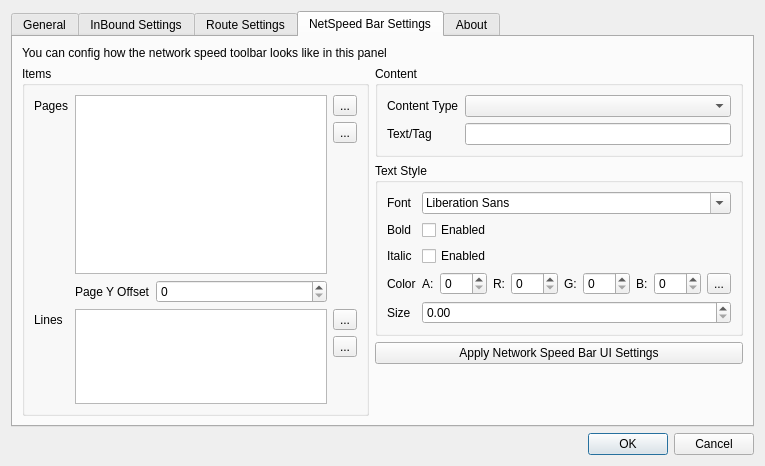
First picture: the form in src/ui/w_PrefrencesWindow.ui, repository darsvador/qvssr, before the edit.
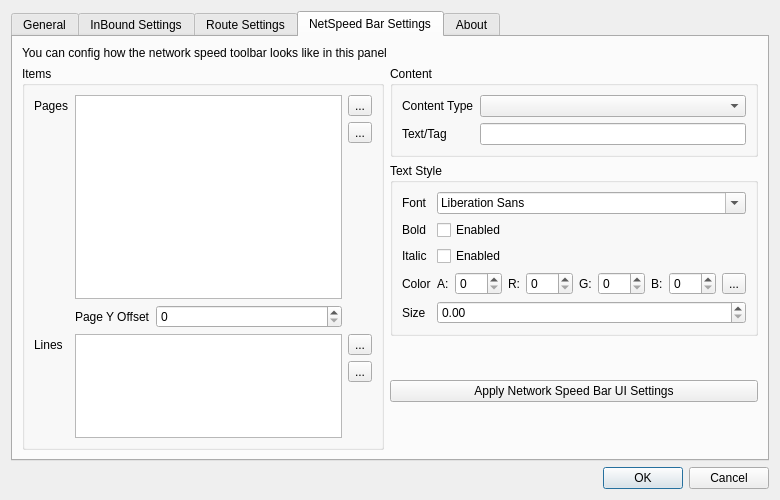
Second picture: the form after the edit. The open tabs and pages were chosen to show the change. Icons and pictures are not drawn.

Commit message: [add] Fixed an ugly ui in prefrences window, see #69

```diff
--- a/src/ui/w_PrefrencesWindow.ui
+++ b/src/ui/w_PrefrencesWindow.ui
@@ -6,14 +6,14 @@
    <rect>
     <x>0</x>
     <y>0</y>
-    <width>765</width>
-    <height>466</height>
+    <width>780</width>
+    <height>500</height>
    </rect>
   </property>
   <property name="minimumSize">
    <size>
-    <width>710</width>
-    <height>380</height>
+    <width>780</width>
+    <height>500</height>
    </size>
   </property>
   <property name="windowTitle">
@@ -664,6 +664,19 @@
            </layout>
           </widget>
          </item>
+         <item>
+          <spacer name="verticalSpacer_2">
+           <property name="orientation">
+            <enum>Qt::Vertical</enum>
+           </property>
+           <property name="sizeHint" stdset="0">
+            <size>
+             <width>20</width>
+             <height>40</height>
+            </size>
+           </property>
+          </spacer>
+         </item>
          <item>
           <widget class="QPushButton" name="applyNSBarSettingsBtn">
            <property name="text">
```
Left out of the diff: 2 changed lines with no effect on the pictures. The commit also changes 1 other file.
